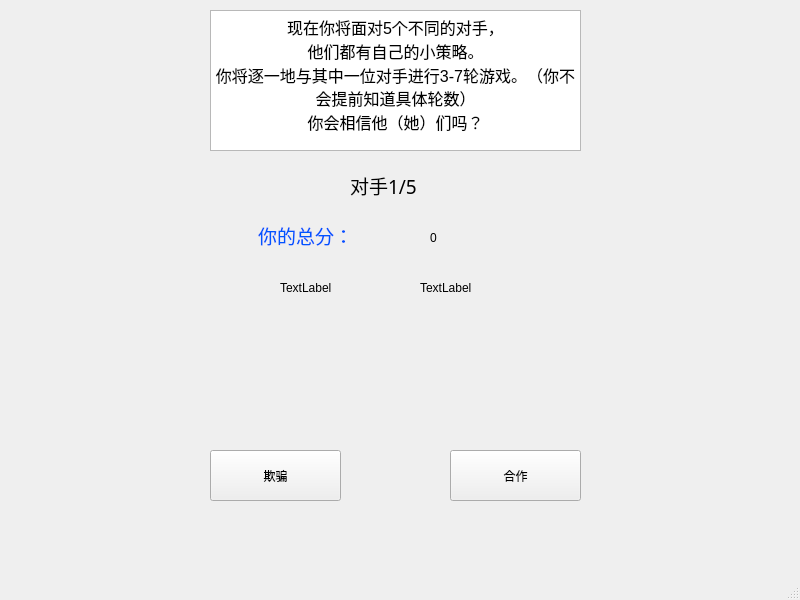
Qt form repeatedgame.ui (mqqqqj/C-Course-Design) before a commit.
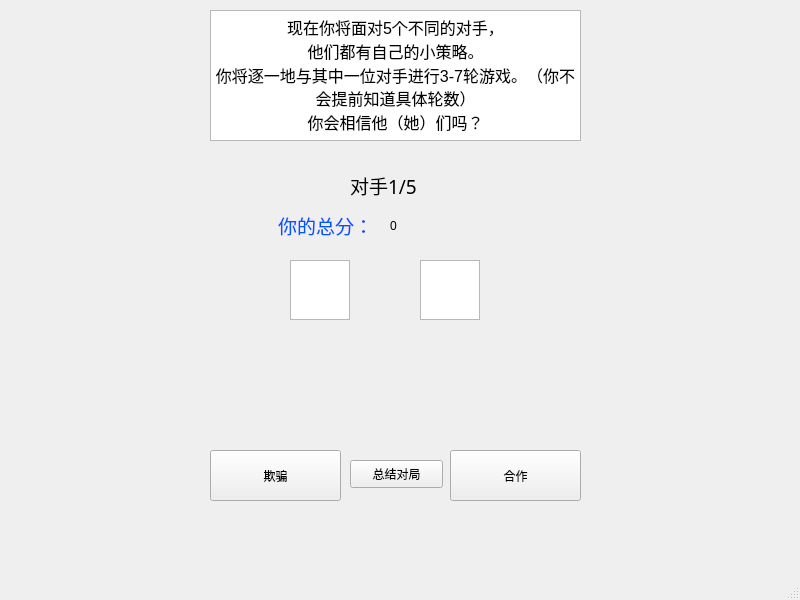
The same form after that commit. Icons and pictures are not drawn.

The edit to the form file:
```diff
--- a/repeatedgame.ui
+++ b/repeatedgame.ui
@@ -36,8 +36,8 @@
    <widget class="QLabel" name="label_2">
     <property name="geometry">
      <rect>
-      <x>250</x>
-      <y>210</y>
+      <x>270</x>
+      <y>200</y>
       <width>111</width>
       <height>51</height>
      </rect>
@@ -49,10 +49,10 @@
    <widget class="QLabel" name="mytotalscore">
     <property name="geometry">
      <rect>
-      <x>430</x>
-      <y>230</y>
-      <width>72</width>
-      <height>15</height>
+      <x>390</x>
+      <y>210</y>
+      <width>111</width>
+      <height>31</height>
      </rect>
     </property>
     <property name="text">
@@ -65,7 +65,7 @@
       <x>210</x>
       <y>10</y>
       <width>371</width>
-      <height>141</height>
+      <height>131</height>
      </rect>
     </property>
     <property name="html">
@@ -105,30 +105,63 @@
      <string>欺骗</string>
     </property>
    </widget>
-   <widget class="QLabel" name="mycurr">
-    <property name="geometry">
-     <rect>
-      <x>280</x>
-      <y>280</y>
-      <width>72</width>
-      <height>15</height>
-     </rect>
-    </property>
-    <property name="text">
-     <string>TextLabel</string>
-    </property>
-   </widget>
-   <widget class="QLabel" name="optcurr">
+   <widget class="QTextBrowser" name="optcurr">
     <property name="geometry">
      <rect>
       <x>420</x>
-      <y>280</y>
-      <width>72</width>
-      <height>15</height>
+      <y>260</y>
+      <width>60</width>
+      <height>60</height>
      </rect>
     </property>
+   </widget>
+   <widget class="QTextBrowser" name="mycurr">
+    <property name="geometry">
+     <rect>
+      <x>290</x>
+      <y>260</y>
+      <width>60</width>
+      <height>60</height>
+     </rect>
+    </property>
+   </widget>
+   <widget class="QPushButton" name="summary">
+    <property name="geometry">
+     <rect>
+      <x>350</x>
+      <y>460</y>
+      <width>93</width>
+      <height>28</height>
+     </rect>
+    </property>
     <property name="text">
-     <string>TextLabel</string>
+     <string>总结对局</string>
+    </property>
+   </widget>
+   <widget class="QLabel" name="optpicture">
+    <property name="geometry">
+     <rect>
+      <x>510</x>
+      <y>150</y>
+      <width>151</width>
+      <height>261</height>
+     </rect>
+    </property>
+    <property name="text">
+     <string>&lt;html&gt;&lt;head/&gt;&lt;body&gt;&lt;p&gt;&lt;img src=&quot;:/image/copycat.png&quot;/&gt;&lt;/p&gt;&lt;/body&gt;&lt;/html&gt;</string>
+    </property>
+   </widget>
+   <widget class="QLabel" name="mypicture">
+    <property name="geometry">
+     <rect>
+      <x>110</x>
+      <y>160</y>
+      <width>161</width>
+      <height>251</height>
+     </rect>
+    </property>
+    <property name="text">
+     <string>&lt;html&gt;&lt;head/&gt;&lt;body&gt;&lt;p&gt;&lt;img src=&quot;:/image/me.png&quot;/&gt;&lt;/p&gt;&lt;/body&gt;&lt;/html&gt;</string>
     </property>
    </widget>
   </widget>
```
